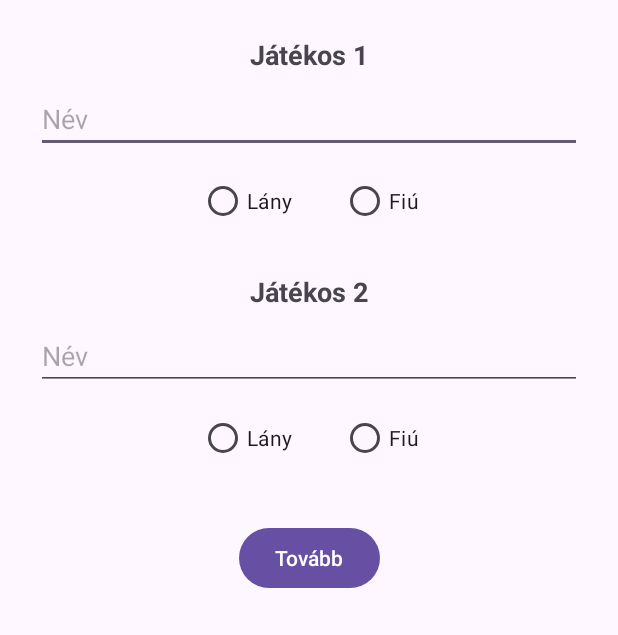
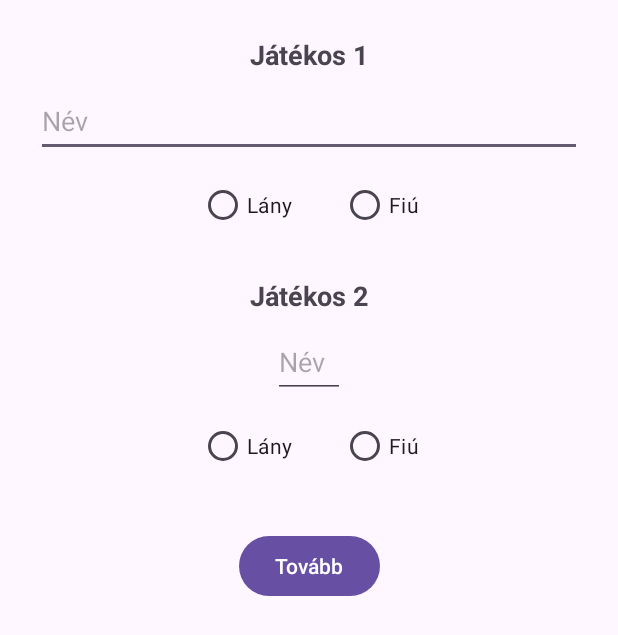
Before and after one commit to Unk0wn1337/Game_Luv, an Android app: the layout activity_player_names.xml on its own in the app's theme, with its tools: preview values and no code run, on a phone screen of 412 x 824 dp. Shown: the top 635 px of the screen. Run offline under Robolectric (Android 15) with nearby library versions, the phone set to English and light mode, and no system bars.

Commit message:
players_name test

```diff
--- a/app/src/main/AndroidManifest.xml
+++ b/app/src/main/AndroidManifest.xml
@@ -22,6 +22,7 @@
             </intent-filter>
         </activity>
         <activity android:name=".controller.DifficultyActivity" android:exported="true"/>
+        <activity android:name=".controller.PlayerNamesActivity" android:exported="true"/>
     </application>
 
 </manifest>
--- a/app/src/main/java/com/example/jarumidle/model/MainAcitivityButtonsModel.kt
+++ b/app/src/main/java/com/example/jarumidle/model/MainAcitivityButtonsModel.kt
@@ -7,13 +7,14 @@ import android.content.Intent
 import android.widget.Button
 import com.example.jarumidle.R
 import com.example.jarumidle.controller.DifficultyActivity
+import com.example.jarumidle.controller.PlayerNamesActivity
 
 class MainActivityButtonsModel(private val activity: Activity) {
 
     fun setupStartButton() {
         val startButton = activity.findViewById<Button>(R.id.buttonStart)
         startButton.setOnClickListener {
-            val intent = Intent(activity, DifficultyActivity::class.java)
+            val intent = Intent(activity, PlayerNamesActivity::class.java)
             activity.startActivity(intent)
         }
     }
--- a/app/src/main/java/com/example/jarumidle/model/PlayerNamesModel.kt
+++ b/app/src/main/java/com/example/jarumidle/model/PlayerNamesModel.kt
@@ -1,4 +1,7 @@
+package com.example.jarumidle.model
+
 class PlayerNamesModel(
+
     private var player1: String,
     private var player2: String) {
 
--- a/app/src/main/res/layout/activity_player_names.xml
+++ b/app/src/main/res/layout/activity_player_names.xml
@@ -5,7 +5,7 @@
     android:layout_width="match_parent"
     android:layout_height="match_parent"
     android:padding="24dp"
-    tools:context=".PlayerInputActivity">
+    tools:context=".controller.PlayerNamesActivity">
 
     <androidx.constraintlayout.widget.ConstraintLayout
         android:layout_width="match_parent"
@@ -28,12 +28,13 @@
             android:id="@+id/editTextName1"
             android:layout_width="0dp"
             android:layout_height="wrap_content"
+            android:layout_marginTop="8dp"
             android:hint="Név"
             android:inputType="textPersonName"
-            app:layout_constraintTop_toBottomOf="@id/player1Title"
+            android:minHeight="48dp"
+            app:layout_constraintEnd_toEndOf="parent"
             app:layout_constraintStart_toStartOf="parent"
-            app:layout_constraintEnd_toEndOf="parent"
-            android:layout_marginTop="8dp" />
+            app:layout_constraintTop_toBottomOf="@id/player1Title" />
 
         <!-- Játékos 1 nem -->
         <RadioGroup
@@ -76,14 +77,15 @@
         <!-- Játékos 2 név -->
         <EditText
             android:id="@+id/editTextName2"
-            android:layout_width="0dp"
+            android:layout_width="48dp"
             android:layout_height="wrap_content"
+            android:layout_marginTop="8dp"
             android:hint="Név"
             android:inputType="textPersonName"
-            app:layout_constraintTop_toBottomOf="@id/player2Title"
+            android:minHeight="48dp"
+            app:layout_constraintEnd_toEndOf="parent"
             app:layout_constraintStart_toStartOf="parent"
-            app:layout_constraintEnd_toEndOf="parent"
-            android:layout_marginTop="8dp" />
+            app:layout_constraintTop_toBottomOf="@id/player2Title" />
 
         <!-- Játékos 2 nem -->
         <RadioGroup
```
